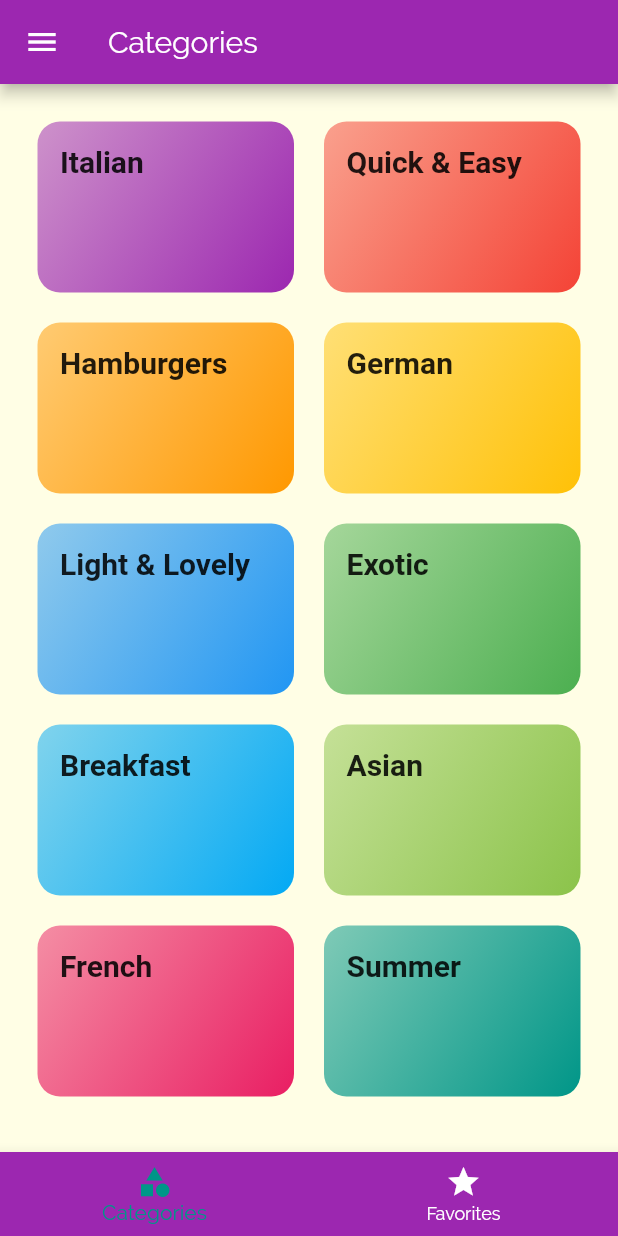
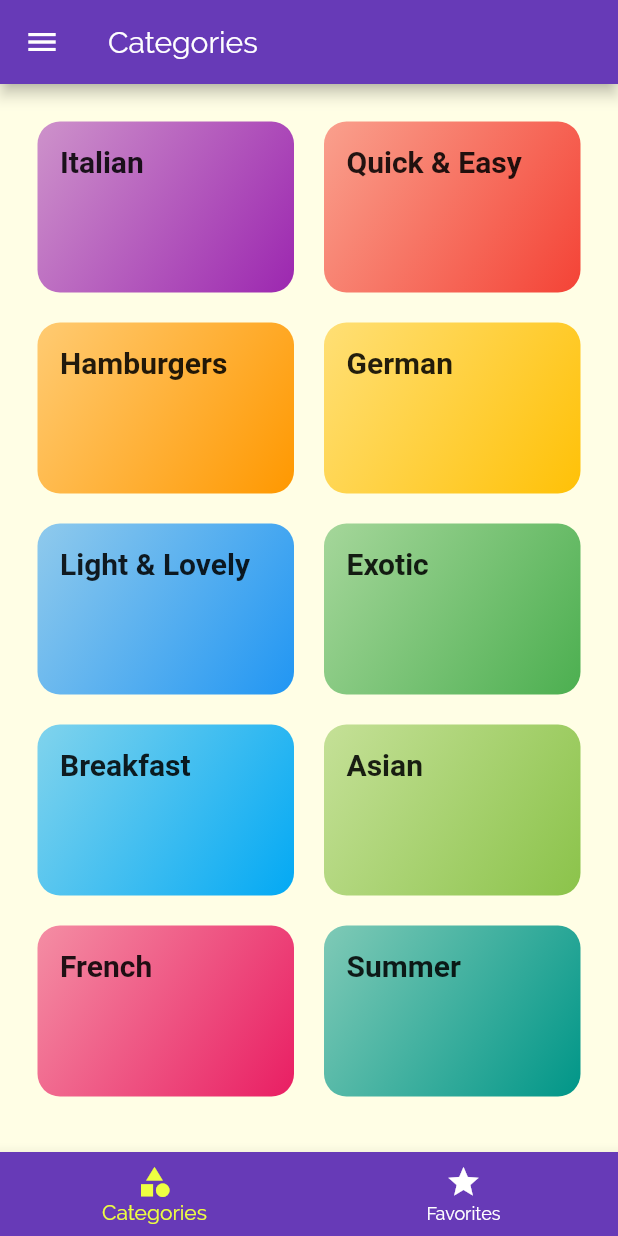
Before and after one commit to rodrigo196/flutter-course, a Flutter app: the screen it shows after launch, on a phone screen of 412 x 824 dp. Run offline on Flutter 3.47's test engine with Material 2 defaults, Android fonts, the phone set to English and light mode, and no system bars; Roboto replaces fonts that are missing (RobotCondensed).

Commit message:
Some refactors

```diff
--- a/meals_app/lib/main.dart
+++ b/meals_app/lib/main.dart
@@ -1,9 +1,7 @@
 import 'package:flutter/material.dart';
-import 'package:meals_app/screens/filters_screen.dart';
-import 'package:meals_app/screens/tabs_screen.dart';
 
-import './screens/meal_detail_screen.dart';
-import './screens/category_meals_screen.dart';
+import './styles/main_theme.dart';
+import './navigation/routes_table.dart';
 
 void main() => runApp(MyApp());
 
@@ -12,35 +10,9 @@ class MyApp extends StatelessWidget {
   Widget build(BuildContext context) {
     return MaterialApp(
       title: 'DeliMeals',
-      theme: ThemeData(
-        primarySwatch: Colors.purple,
-        accentColor: Colors.teal,
-        canvasColor: const Color.fromRGBO(255, 254, 229, 1),
-        fontFamily: 'Raleway',
-        textTheme: ThemeData.light().textTheme.copyWith(
-              bodyText1: TextStyle(
-                color: const Color.fromRGBO(20, 51, 51, 1),
-              ),
-              bodyText2: TextStyle(
-                color: const Color.fromRGBO(20, 51, 51, 1),
-              ),
-              headline6: TextStyle(
-                fontSize: 20,
-                fontFamily: 'RobotCondensed',
-                fontWeight: FontWeight.bold,
-              ),
-            ),
-      ),
-      routes: {
-        TabsScreen.ROUTE_NAME: (_) => TabsScreen(),
-        CategoryMealsScreen.ROUTE_NAME: (_) => CategoryMealsScreen(),
-        MealDetailScreen.ROUTE_NAME: (_) => MealDetailScreen(),
-        FiltersScreen.ROUTE_NAME: (_) => FiltersScreen(),
-      },
-      onUnknownRoute: (_) => MaterialPageRoute(
-        // Fallback for unknown routes
-        builder: (_) => TabsScreen(),
-      ),
+      theme: MainTheme.theme,
+      routes: RoutesTable.routes,
+      onUnknownRoute: RoutesTable.unknownRouteHandler,
     );
   }
 }
--- /dev/null
+++ b/meals_app/lib/navigation/routes_table.dart
@@ -0,0 +1,20 @@
+import 'package:flutter/material.dart';
+
+import '../screens/tabs_screen.dart';
+import '../screens/category_meals_screen.dart';
+import '../screens/meal_detail_screen.dart';
+import '../screens/filters_screen.dart';
+
+class RoutesTable {
+  static final routes = {
+        TabsScreen.ROUTE_NAME: (_) => TabsScreen(),
+        CategoryMealsScreen.ROUTE_NAME: (_) => CategoryMealsScreen(),
+        MealDetailScreen.ROUTE_NAME: (_) => MealDetailScreen(),
+        FiltersScreen.ROUTE_NAME: (_) => FiltersScreen(),
+      };
+
+  static final unknownRouteHandler = (_) => MaterialPageRoute(
+        // Fallback for unknown routes
+        builder: (_) => TabsScreen(),
+      );
+}
--- a/meals_app/lib/screens/meal_detail_screen.dart
+++ b/meals_app/lib/screens/meal_detail_screen.dart
@@ -55,14 +55,15 @@ class MealDetailScreen extends StatelessWidget {
             _buildContainer(
               mediaQuery: mediaQuery,
               child: ListView.builder(
-                itemBuilder: (_, index) => Card(
-                  color: Theme.of(context).accentColor,
+                itemBuilder: (_, index) => Container(
                   child: Padding(
                     padding: EdgeInsets.symmetric(
                       vertical: 5,
                       horizontal: 10,
                     ),
-                    child: Text(meal.ingredients[index]),
+                    child: Text(
+                      meal.ingredients[index],
+                    ),
                   ),
                 ),
                 itemCount: meal.ingredients.length,
--- /dev/null
+++ b/meals_app/lib/styles/main_theme.dart
@@ -0,0 +1,25 @@
+import 'package:flutter/material.dart';
+
+class MainTheme {
+  static get theme {
+    return ThemeData(
+      primarySwatch: Colors.deepPurple,
+      accentColor: Colors.limeAccent,
+      canvasColor: const Color.fromRGBO(255, 254, 229, 1),
+      fontFamily: 'Raleway',
+      textTheme: ThemeData.light().textTheme.copyWith(
+            bodyText1: TextStyle(
+              color: const Color.fromRGBO(20, 51, 51, 1),
+            ),
+            bodyText2: TextStyle(
+              color: const Color.fromRGBO(20, 51, 51, 1),
+            ),
+            headline6: TextStyle(
+              fontSize: 20,
+              fontFamily: 'RobotCondensed',
+              fontWeight: FontWeight.bold,
+            ),
+          ),
+    );
+  }
+}
```
